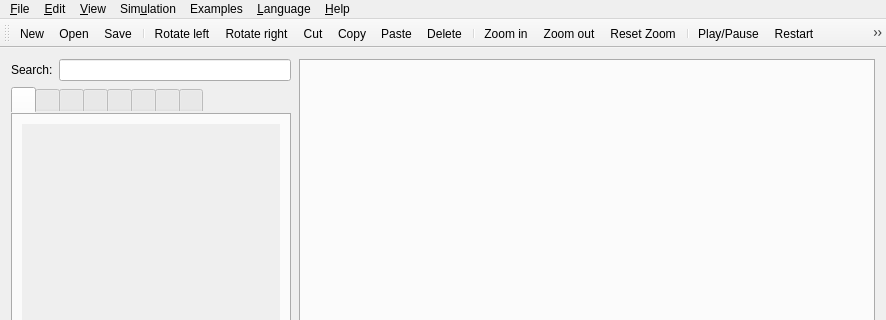
Old version of the form app/mainwindow.ui in the repository GIBIS-UNIFESP/wiRedPanda; both pictures show x 0 to 886 and y 0 to 320 of the 886 by 765 pixel window.
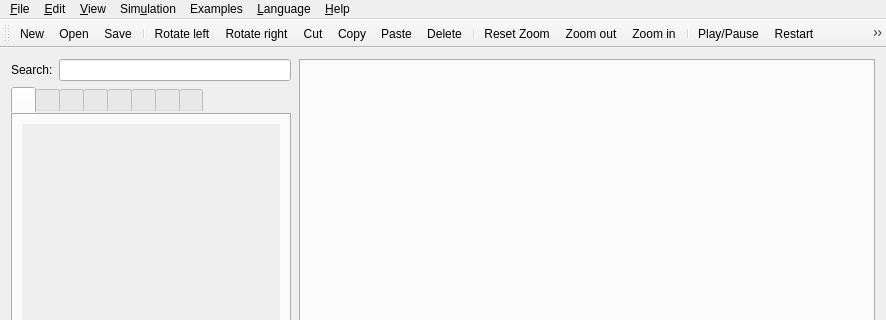
New version of the form. Icons and pictures are not drawn. Custom widgets are drawn as their Qt base class.

Commit message: removed: slider for zoom functionality

What changed in the file:
```diff
--- a/app/mainwindow.ui
+++ b/app/mainwindow.ui
@@ -658,9 +658,9 @@
    <addaction name="actionPaste"/>
    <addaction name="actionDelete"/>
    <addaction name="separator"/>
-   <addaction name="actionZoomIn"/>
-   <addaction name="actionZoomOut"/>
    <addaction name="actionResetZoom"/>
+   <addaction name="actionZoomOut"/>
+   <addaction name="actionZoomIn"/>
    <addaction name="separator"/>
    <addaction name="actionPlay"/>
    <addaction name="actionRestart"/>
```
Left out of the diff: 23 changed lines with no effect on the pictures. The commit also changes 3 other files.
